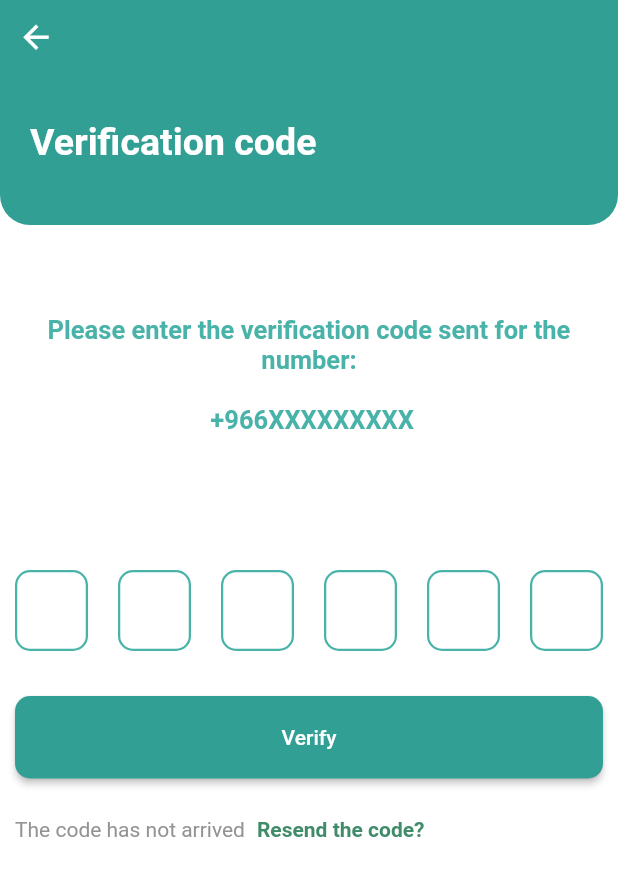
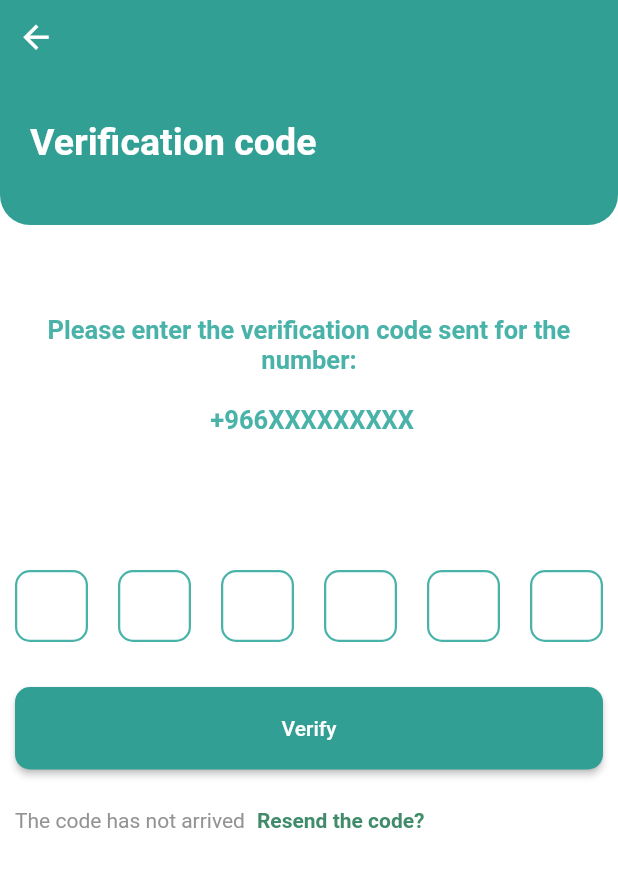
Before and after one commit to EssaCoder/aoun_app, a Flutter app: the VerifyOTP screen opened directly, on a phone screen of 412 x 824 dp. Shown: the top 876 px of the screen. Run offline on Flutter 3.47's test engine with Material 2 defaults, Android fonts, the phone set to English and light mode, and no system bars; our stand-ins replace avatar_glow, carousel_slider, cloud_firestore, easy_localization, firebase_core, firebase_storage and 6 more; missing offline and left inert: flutter_barcode_scanner, twilio_phone_verify; accounts and stored records are empty; Roboto replaces fonts that are missing (app_font_reg).

Commit message:
logo and textfield padding

```diff
--- a/lib/views/auth/verify_otp.dart
+++ b/lib/views/auth/verify_otp.dart
@@ -85,6 +85,7 @@ class _VerifyOTPState extends State<VerifyOTP> {
                             controller: controller,
                             keyboardType: TextInputType.number,
                             textAlign: TextAlign.center,
+                            contentPadding: EdgeInsets.zero,
                             textInputAction: controller == controllers.last
                                 ? TextInputAction.done
                                 : TextInputAction.next,
--- a/lib/views/pilgrims/view_pilgrims.dart
+++ b/lib/views/pilgrims/view_pilgrims.dart
@@ -174,7 +174,7 @@ class _ViewPilgrimsState extends State<ViewPilgrims> {
                                   )),
                                   PopupMenuButton<String>(
                                       onSelected: (value) async {
-                                        if (value == "Delete") {
+                                        if (value == "deactivate") {
                                           pilgrims[index].deleteAt =
                                               DateTime.now();
                                          final result=await SharedComponents.showOverlayLoading(context, () async => await provider
@@ -182,7 +182,7 @@ class _ViewPilgrimsState extends State<ViewPilgrims> {
                                          if(result is Success){
                                            // ignore: use_build_context_synchronously
                                            SharedComponents.showSnackBar(
-                                               context, "Pilgrim deleted");
+                                               context, "Pilgrim deactivated");
                                          }
                                         }
                                         else if (value == "Edit") {
@@ -209,7 +209,7 @@ class _ViewPilgrimsState extends State<ViewPilgrims> {
                                       },
                                       itemBuilder: (BuildContext context) =>
                                           <PopupMenuEntry<String>>[
-                                            for (var item in ["Delete", "Edit",pilgrims[index].status==PilgrimStatus.missing?"Not Missing":"Missing"])
+                                            for (var item in ["deactivate", "Edit",pilgrims[index].status==PilgrimStatus.missing?"Not Missing":"Missing"])
                                               PopupMenuItem(
                                                 value: item,
                                                 child: Text(
--- a/lib/views/shared/assets_variables.dart
+++ b/lib/views/shared/assets_variables.dart
@@ -4,7 +4,6 @@ class AssetsVariable {
   static AssetsVariable get instance => _instance;
 
   //images
-  static const String testImage="assets/images/test-image.jpg";
 
   //icons:
   static const String user="assets/icons/user-icon.svg";
--- a/lib/views/shared/text_field_widget.dart
+++ b/lib/views/shared/text_field_widget.dart
@@ -18,7 +18,7 @@ class TextFieldWidget extends StatelessWidget {
         this.prefixIcon,
         this.suffixIcon,
         this.textInputAction,
-        this.maxLines})
+        this.maxLines, this.contentPadding})
       : super(key: key);
   final TextEditingController controller;
   final String? hintText;
@@ -35,6 +35,7 @@ class TextFieldWidget extends StatelessWidget {
   final Widget? suffixIcon;
   final Widget? prefixIcon;
   final ValueChanged<String>? onChanged;
+  final EdgeInsetsGeometry? contentPadding;
 
   @override
   Widget build(BuildContext context) {
@@ -61,7 +62,7 @@ class TextFieldWidget extends StatelessWidget {
           textAlign: textAlign ?? TextAlign.start,
           style: Theme.of(context).textTheme.subtitle1,
           decoration: InputDecoration(
-              contentPadding:
+              contentPadding:contentPadding??
               Theme.of(context).inputDecorationTheme.contentPadding,prefixIcon: prefixIcon),
         ),
       ],
--- a/pubspec.yaml
+++ b/pubspec.yaml
@@ -60,7 +60,7 @@ dev_dependencies:
 flutter_icons:
   android: "launcher_icon"
   ios: true
-  image_path: "assets/icons/lock-icon.png"
+  image_path: "assets/images/logo.png"
   min_sdk_android: 21 # android min sdk min:16, default 21
 
   # The "flutter_lints" package below contains a set of recommended lints to
```
Also changed, not shown: assets/images/logo.png (added), assets/images/test-image.jpg (deleted), pubspec.lock, 26 other files.
